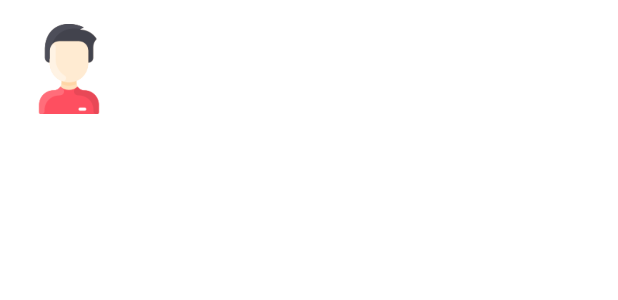
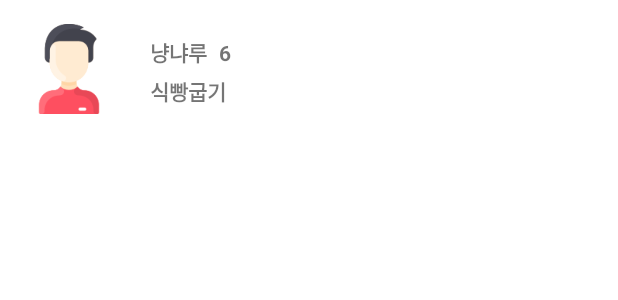
Before and after one commit to clearsky77/RecyclerView, an Android app: the layout list_item.xml on its own in the app's theme, with its tools: preview values and no code run, on a phone screen of 412 x 824 dp. Shown: the top 300 px of the screen. Run offline under Robolectric (Android 15) with nearby library versions, the phone set to English and light mode, and no system bars.

Commit message:
리스트 아이템 UI 작성  - Design 툴 활용

```diff
--- a/app/src/main/res/layout/list_item.xml
+++ b/app/src/main/res/layout/list_item.xml
@@ -28,5 +28,40 @@
             app:layout_constraintStart_toStartOf="parent"
             app:layout_constraintTop_toTopOf="parent"
             app:srcCompat="@drawable/man" />
+
+        <TextView
+            android:id="@+id/nameTxt"
+            android:layout_width="wrap_content"
+            android:layout_height="wrap_content"
+            android:layout_marginStart="24dp"
+            android:layout_marginTop="8dp"
+            android:text="냥냐루"
+            android:textStyle="bold"
+            app:layout_constraintStart_toEndOf="@+id/profileImg"
+            app:layout_constraintTop_toTopOf="@+id/profileImg" />
+
+        <TextView
+            android:id="@+id/nameTxt3"
+            android:layout_width="wrap_content"
+            android:layout_height="wrap_content"
+            android:layout_marginStart="24dp"
+            android:layout_marginTop="8dp"
+            android:layout_marginBottom="8dp"
+            android:text="식빵굽기"
+            android:textStyle="bold"
+            app:layout_constraintBottom_toBottomOf="@+id/profileImg"
+            app:layout_constraintStart_toEndOf="@+id/profileImg"
+            app:layout_constraintTop_toBottomOf="@+id/nameTxt" />
+
+        <TextView
+            android:id="@+id/ageTxt"
+            android:layout_width="wrap_content"
+            android:layout_height="wrap_content"
+            android:layout_marginStart="8dp"
+            android:text="6"
+            android:textStyle="bold"
+            app:layout_constraintBottom_toBottomOf="@+id/nameTxt"
+            app:layout_constraintStart_toEndOf="@+id/nameTxt"
+            app:layout_constraintTop_toTopOf="@+id/nameTxt" />
     </androidx.constraintlayout.widget.ConstraintLayout>
 </androidx.constraintlayout.widget.ConstraintLayout>
```
